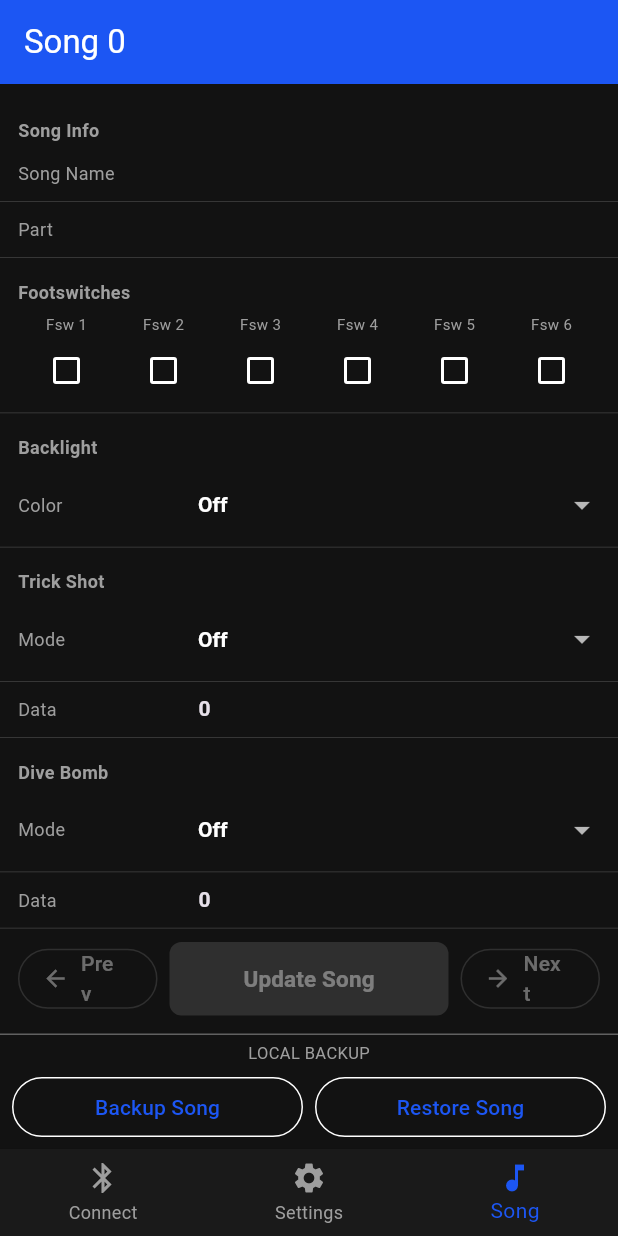
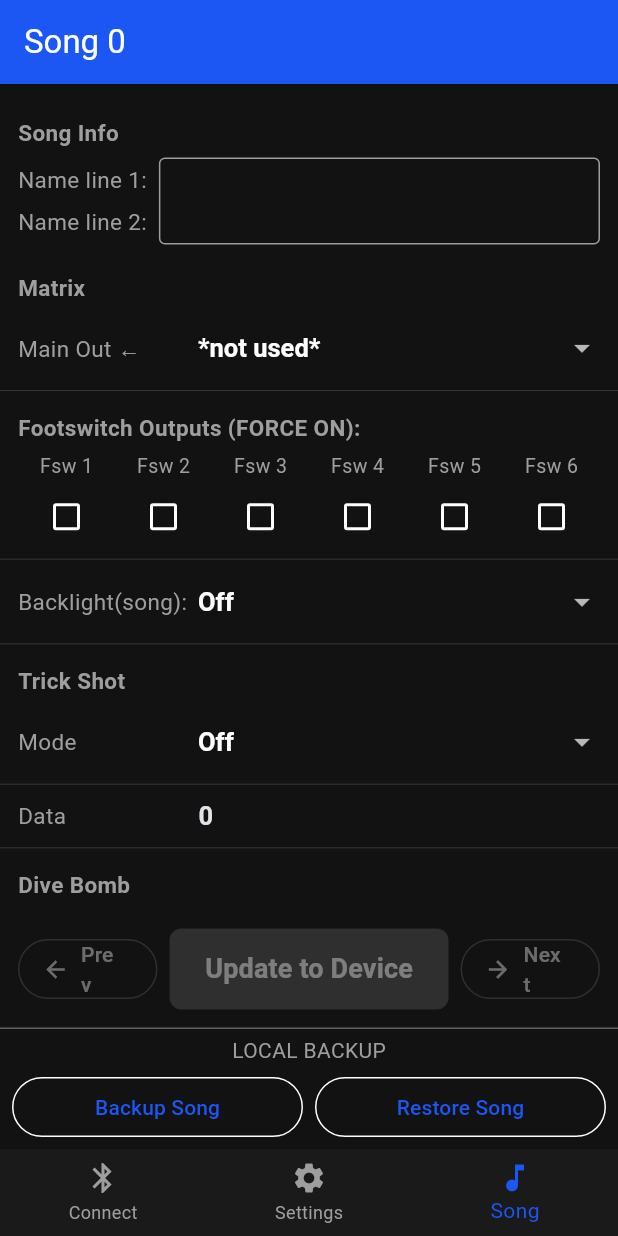
Before and after one commit to sjrtech/ControlFreek, a Flutter app: the screen it shows after launch, item 3 of the bottom bar chosen, on a phone screen of 412 x 824 dp. Run offline on Flutter 3.47's test engine with Material 3 defaults, Android fonts, the light colour scheme and no system bars; our stand-ins replace file_picker, flutter_blue_plus; missing offline and left inert: window_manager.

Commit message:
GUI layout tweaks and label corrections

```diff
--- a/lib/device_provider.dart
+++ b/lib/device_provider.dart
@@ -119,6 +119,7 @@ class DeviceProvider extends ChangeNotifier {
   // ─── Device actions ───────────────────────────────────────────────────────────
 
   void updateSongToDevice() {
+    debugPrint('updateSongToDevice: isConnected=$isConnected song=${settings.currentSong}');
     if (!isConnected) return;
     _proto.updateSongToDevice();
     statusMessage = 'Sending song…';
--- a/lib/main.dart
+++ b/lib/main.dart
@@ -1,12 +1,20 @@
+import 'dart:io';
+import 'package:flutter/foundation.dart';
 import 'package:flutter/material.dart';
 import 'package:provider/provider.dart';
+import 'package:window_manager/window_manager.dart';
 import 'device_provider.dart';
 import 'screens/scan_screen.dart';
 import 'screens/settings_screen.dart';
 import 'screens/song_screen.dart';
 
-void main() {
+void main() async {
   WidgetsFlutterBinding.ensureInitialized();
+  if (!kIsWeb && (Platform.isLinux || Platform.isWindows || Platform.isMacOS)) {
+    await windowManager.ensureInitialized();
+    await windowManager.setSize(const Size(450, 900));
+    await windowManager.setMinimumSize(const Size(450, 500));
+  }
   runApp(
     ChangeNotifierProvider(
       create: (_) => DeviceProvider(),
--- a/lib/screens/settings_screen.dart
+++ b/lib/screens/settings_screen.dart
@@ -1,5 +1,4 @@
 import 'package:flutter/material.dart';
-import 'package:flutter/services.dart';
 import 'package:provider/provider.dart';
 import '../device_provider.dart';
 
@@ -25,23 +24,21 @@ class SettingsScreen extends StatelessWidget {
               key: ValueKey(p.configLoadCount),
               padding: const EdgeInsets.symmetric(vertical: 8),
               children: [
-                _section('General'),
-                _numField('Backlight', s.backlight,
-                    (v) => s.backlight = v),
-                _numField('Current Song', s.currentSong,
-                    (v) => s.currentSong = v),
+                // _section('General'),
+                // _numField('Backlight', s.backlight, (v) => s.backlight = v),
+                // _numField('Current Song', s.currentSong, (v) => s.currentSong = v),
                 _section('Loop Names'),
                 for (int i = 0; i < 7; i++)
-                  _strField('Loop ${i + 1}', s.getLoopName(i),
+                  _strField('Loop ${i + 1} Name:', s.getLoopName(i),
                       (v) => s.setLoopName(i, v)),
+                _section('Aux Output Names'),
+                for (int i = 0; i < 4; i++)
+                  _strField('Aux${i + 1} Name:', s.getAuxName(i),
+                      (v) => s.setAuxName(i, v)),
                 _section('Footswitch Names'),
                 for (int i = 0; i < 6; i++)
-                  _strField('Fsw ${i + 1}', s.getFswName(i),
+                  _strField('Fsw${i + 1} Name:', s.getFswName(i),
                       (v) => s.setFswName(i, v)),
-                _section('Aux Output Names'),
-                for (int i = 0; i < 4; i++)
-                  _strField('Aux ${i + 1}', s.getAuxName(i),
-                      (v) => s.setAuxName(i, v)),
                 const SizedBox(height: 80),
               ],
             ),
@@ -58,11 +55,11 @@ class SettingsScreen extends StatelessWidget {
 }
 
 Widget _section(String title) => Padding(
-      padding: const EdgeInsets.fromLTRB(12, 14, 12, 2),
+      padding: const EdgeInsets.fromLTRB(12, 8, 12, 1),
       child: Text(
         title,
         style: const TextStyle(
-            fontSize: 13, fontWeight: FontWeight.bold, color: Colors.grey),
+            fontSize: 16, fontWeight: FontWeight.bold, color: Colors.grey),
       ),
     );
 
@@ -72,7 +69,7 @@ Widget _strField(String label, String value, void Function(String) onChange) =>
       child: TextFormField(
         initialValue: value,
         maxLength: 11,
-        style: const TextStyle(fontSize: 14, fontWeight: FontWeight.bold),
+        style: const TextStyle(fontSize: 17, fontWeight: FontWeight.bold),
         decoration: const InputDecoration(
           isDense: true,
           counterText: '',
@@ -82,26 +79,26 @@ Widget _strField(String label, String value, void Function(String) onChange) =>
       ),
     );
 
-Widget _numField(String label, int value, void Function(int) onChange) =>
-    _FieldRow(
-      label: label,
-      child: TextFormField(
-        initialValue: value.toString(),
-        keyboardType: TextInputType.number,
-        inputFormatters: [FilteringTextInputFormatter.digitsOnly],
-        maxLength: 3,
-        style: const TextStyle(fontSize: 14, fontWeight: FontWeight.bold),
-        decoration: const InputDecoration(
-          isDense: true,
-          counterText: '',
-          border: InputBorder.none,
-        ),
-        onChanged: (v) {
-          final n = int.tryParse(v);
-          if (n != null) onChange(n);
-        },
-      ),
-    );
+// Widget _numField(String label, int value, void Function(int) onChange) =>
+//     _FieldRow(
+//       label: label,
+//       child: TextFormField(
+//         initialValue: value.toString(),
+//         keyboardType: TextInputType.number,
+//         inputFormatters: [FilteringTextInputFormatter.digitsOnly],
+//         maxLength: 3,
+//         style: const TextStyle(fontSize: 17, fontWeight: FontWeight.bold),
+//         decoration: const InputDecoration(
+//           isDense: true,
+//           counterText: '',
+//           border: InputBorder.none,
+//         ),
+//         onChanged: (v) {
+//           final n = int.tryParse(v);
+//           if (n != null) onChange(n);
+//         },
+//       ),
+//     );
 
 class _FieldRow extends StatelessWidget {
   final String label;
@@ -112,7 +109,7 @@ class _FieldRow extends StatelessWidget {
   @override
   Widget build(BuildContext context) {
     return Container(
-      padding: const EdgeInsets.symmetric(horizontal: 12, vertical: 4),
+      padding: const EdgeInsets.symmetric(horizontal: 12, vertical: 2),
       decoration: BoxDecoration(
         border: Border(
             bottom: BorderSide(color: Colors.grey.shade800, width: 0.5)),
@@ -122,7 +119,7 @@ class _FieldRow extends StatelessWidget {
           SizedBox(
             width: 130,
             child: Text(label,
-                style: const TextStyle(fontSize: 13, color: Colors.grey)),
+                style: const TextStyle(fontSize: 16, color: Colors.grey)),
           ),
           Expanded(child: child),
         ],
@@ -159,7 +156,7 @@ class _UpdateButton extends StatelessWidget {
             ),
             child: Text(label,
                 style:
-                    const TextStyle(fontSize: 17, fontWeight: FontWeight.bold)),
+                    const TextStyle(fontSize: 20, fontWeight: FontWeight.bold)),
           ),
         ),
       ),
--- a/lib/screens/song_screen.dart
+++ b/lib/screens/song_screen.dart
@@ -70,9 +70,16 @@ class SongScreen extends StatelessWidget {
               padding: const EdgeInsets.symmetric(vertical: 8),
               children: [
                 _section('Song Info'),
-                _strField('Song Name', song.name, (v) { song.name = v; notify(); }, maxLen: 31),
-                _strField('Part', song.partname, (v) { song.partname = v; notify(); }, maxLen: 31),
-                _section('Footswitches'),
+                _NameFieldsBox(song: song, notify: notify),
+                _section('Matrix'),
+                _matrixDropField(0, 'Main Out ←', song, settings, notify),
+                for (int i = 0; i < 7; i++)
+                  if (settings.getLoopName(i).isNotEmpty)
+                    _matrixDropField(i + 1, '${settings.getLoopName(i)} ←', song, settings, notify),
+                for (int i = 0; i < 4; i++)
+                  if (settings.getAuxName(i).isNotEmpty)
+                    _matrixDropField(i + 8, '${settings.getAuxName(i)} ←', song, settings, notify),
+                _section('Footswitch Outputs (FORCE ON):'),
                 _FswRow(
                   initialValue: song.footswitch,
                   names: List.generate(6, (i) {
@@ -81,8 +88,7 @@ class SongScreen extends StatelessWidget {
                   }),
                   onChange: (v) { song.footswitch = v; notify(); },
                 ),
-                _section('Backlight'),
-                _colorField('Color', song.backlight, (v) { song.backlight = v; notify(); }),
+                _colorField('Backlight(song):', song.backlight, (v) { song.backlight = v; notify(); }),
                 _section('Trick Shot'),
                 _dropField('Mode', song.trickMode.clamp(0, _trickModeNames.length - 1),
                     _trickModeNames, (v) { song.trickMode = v; notify(); }),
@@ -91,14 +97,6 @@ class SongScreen extends StatelessWidget {
                 _dropField('Mode', song.diveBombMode.clamp(0, _trickModeNames.length - 1),
                     _trickModeNames, (v) { song.diveBombMode = v; notify(); }),
                 _numField('Data', song.diveBombData, (v) { song.diveBombData = v; notify(); }),
-                _section('Matrix'),
-                _matrixDropField(0, 'Main Out ←', song, settings, notify),
-                for (int i = 0; i < 7; i++)
-                  if (settings.getLoopName(i).isNotEmpty)
-                    _matrixDropField(i + 1, '${settings.getLoopName(i)} ←', song, settings, notify),
-                for (int i = 0; i < 4; i++)
-                  if (settings.getAuxName(i).isNotEmpty)
-                    _matrixDropField(i + 8, '${settings.getAuxName(i)} ←', song, settings, notify),
                 const SizedBox(height: 80),
               ],
             ),
@@ -126,8 +124,8 @@ class SongScreen extends StatelessWidget {
                         shape: RoundedRectangleBorder(
                             borderRadius: BorderRadius.circular(8)),
                       ),
-                      child: const Text('Update Song',
-                          style: TextStyle(fontSize: 15, fontWeight: FontWeight.bold)),
+                      child: const Text('Update to Device',
+                          style: TextStyle(fontSize: 18, fontWeight: FontWeight.bold)),
                     ),
                   ),
                   const SizedBox(width: 8),
@@ -154,26 +152,83 @@ Widget _section(String title) => Padding(
       child: Text(
         title,
         style: const TextStyle(
-            fontSize: 12, fontWeight: FontWeight.bold, color: Colors.grey),
+            fontSize: 15, fontWeight: FontWeight.bold, color: Colors.grey),
       ),
     );
 
-Widget _strField(String label, String value, void Function(String) onChange,
-        {int maxLen = 31}) =>
-    _FieldRow(
-      label: label,
+class _NameFieldsBox extends StatelessWidget {
+  final SongModel song;
+  final VoidCallback notify;
+
+  const _NameFieldsBox({required this.song, required this.notify});
+
+  @override
+  Widget build(BuildContext context) {
+    return Padding(
+      padding: const EdgeInsets.symmetric(horizontal: 12, vertical: 4),
+      child: Row(
+        children: [
+          Column(
+            crossAxisAlignment: CrossAxisAlignment.start,
+            children: [
+              SizedBox(
+                height: 28,
+                child: Align(
+                  alignment: Alignment.centerLeft,
+                  child: Text('Name line 1:', style: const TextStyle(fontSize: 15, color: Colors.grey)),
+                ),
+              ),
+              SizedBox(
+                height: 28,
+                child: Align(
+                  alignment: Alignment.centerLeft,
+                  child: Text('Name line 2:', style: const TextStyle(fontSize: 15, color: Colors.grey)),
+                ),
+              ),
+            ],
+          ),
+          const SizedBox(width: 8),
+          Expanded(
+            child: Container(
+              decoration: BoxDecoration(
+                border: Border.all(color: Colors.grey),
+                borderRadius: BorderRadius.circular(4),
+              ),
+              child: Column(
+                children: [
+                  _inputField(song.name, (v) { song.name = v; notify(); }),
+                  _inputField(song.partname, (v) { song.partname = v; notify(); }),
+                ],
+              ),
+            ),
+          ),
+        ],
+      ),
+    );
+  }
+
+  Widget _inputField(String value, void Function(String) onChange) =>
+      SizedBox(
+        height: 28,
+        child: Padding(
+          padding: const EdgeInsets.symmetric(horizontal: 8),
           child: TextFormField(
             initialValue: value,
-        maxLength: maxLen,
-        style: const TextStyle(fontSize: 14, fontWeight: FontWeight.bold),
+            maxLength: 31,
+            style: const TextStyle(fontSize: 17, fontWeight: FontWeight.bold),
+            textAlign: TextAlign.center,
             decoration: const InputDecoration(
               isDense: true,
               counterText: '',
               border: InputBorder.none,
+              contentPadding: EdgeInsets.zero,
             ),
             onChanged: onChange,
           ),
+        ),
       );
+}
+
 
 Widget _numField(String label, int value, void Function(int) onChange) =>
     _FieldRow(
@@ -183,7 +238,7 @@ Widget _numField(String label, int value, void Function(int) onChange) =>
         keyboardType: TextInputType.number,
         inputFormatters: [FilteringTextInputFormatter.digitsOnly],
         maxLength: 3,
-        style: const TextStyle(fontSize: 14, fontWeight: FontWeight.bold),
+        style: const TextStyle(fontSize: 17, fontWeight: FontWeight.bold),
         decoration: const InputDecoration(
           isDense: true,
           counterText: '',
@@ -203,7 +258,7 @@ Widget _colorField(String label, int rawByte, void Function(int) onChange) =>
         value: _backlightIndex(rawByte),
         isExpanded: true,
         underline: const SizedBox(),
-        style: const TextStyle(fontSize: 14, fontWeight: FontWeight.bold, color: Colors.white),
+        style: const TextStyle(fontSize: 17, fontWeight: FontWeight.bold, color: Colors.white),
         items: [
           for (int i = 0; i < _colorNames.length; i++)
             DropdownMenuItem(value: i, child: Text(_colorNames[i])),
@@ -222,7 +277,7 @@ Widget _dropField(
         value: value,
         isExpanded: true,
         underline: const SizedBox(),
-        style: const TextStyle(fontSize: 14, fontWeight: FontWeight.bold, color: Colors.white),
+        style: const TextStyle(fontSize: 17, fontWeight: FontWeight.bold, color: Colors.white),
         items: [
           for (int i = 0; i < options.length; i++)
             DropdownMenuItem(value: i, child: Text(options[i])),
@@ -244,7 +299,7 @@ Widget _matrixDropField(
       value: selIdx,
       isExpanded: true,
       underline: const SizedBox(),
-      style: const TextStyle(fontSize: 14, fontWeight: FontWeight.bold, color: Colors.white),
+      style: const TextStyle(fontSize: 17, fontWeight: FontWeight.bold, color: Colors.white),
       items: [
         for (int i = 0; i < opts.length; i++)
           DropdownMenuItem(value: i, child: Text(opts[i].name)),
@@ -298,7 +353,7 @@ class _FswRowState extends State<_FswRow> {
               mainAxisSize: MainAxisSize.min,
               children: [
                 Text(widget.names[i],
-                    style: const TextStyle(fontSize: 10, color: Colors.grey)),
+                    style: const TextStyle(fontSize: 13, color: Colors.grey)),
                 Checkbox(
                   value: (_value >> i) & 1 == 1,
                   onChanged: (v) {
@@ -331,7 +386,7 @@ class _LocalBackupBar extends StatelessWidget {
         mainAxisSize: MainAxisSize.min,
         children: [
           Text('LOCAL BACKUP',
-              style: TextStyle(fontSize: 11, color: Colors.grey.shade500)),
+              style: TextStyle(fontSize: 14, color: Colors.grey.shade500)),
           const SizedBox(height: 4),
           Row(
             children: [
@@ -411,7 +466,7 @@ class _FieldRow extends StatelessWidget {
           SizedBox(
             width: 120,
             child: Text(label,
-                style: const TextStyle(fontSize: 12, color: Colors.grey)),
+                style: const TextStyle(fontSize: 15, color: Colors.grey)),
           ),
           Expanded(child: child),
         ],
--- a/pubspec.yaml
+++ b/pubspec.yaml
@@ -37,6 +37,7 @@ dependencies:
   permission_handler: ^11.3.1
   file_picker: ^8.1.2
   path_provider: ^2.1.5
+  window_manager: ^0.4.3
 
 dev_dependencies:
   flutter_test:
```
Also changed, not shown: pubspec.lock, 5 other files. Lines whose indentation alone changed are shown as unchanged.
